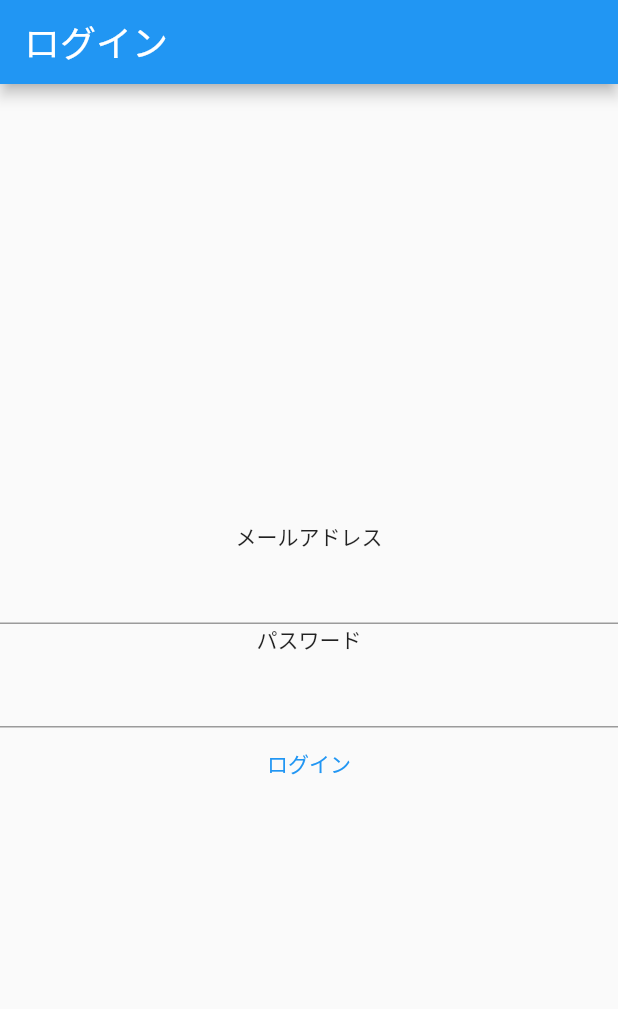
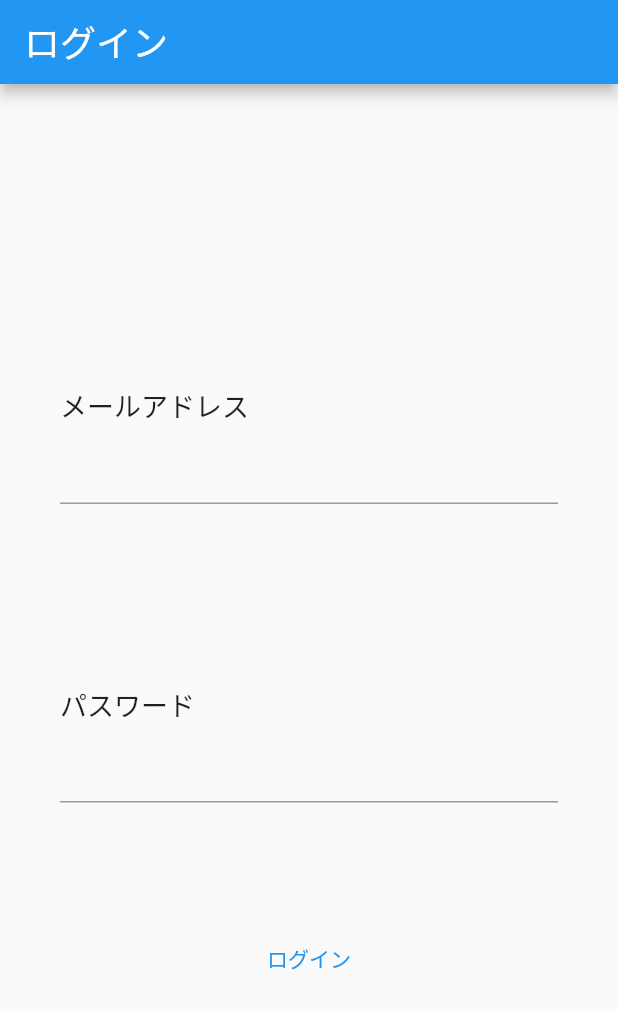
Before and after one commit to kikuchi-masahide/simple-todo, a Flutter app: the screen it shows after launch, on a phone screen of 412 x 824 dp. Shown: the top 1009 px of the screen. Run offline on Flutter 3.47's test engine with Material 2 defaults, Android fonts, the phone set to English and light mode, and no system bars.

Commit message:
ログイン画面の表示変更

```diff
--- a/flutter_app/lib/Model/DB/local_db.dart
+++ b/flutter_app/lib/Model/DB/local_db.dart
@@ -1,6 +1,6 @@
 import 'dart:convert';
 import 'dart:math';
-import 'package:flutter_app/Model/DB/db_proxy.dart';
+import 'package:flutter_app/model/db/db_proxy.dart';
 import 'package:path_provider/path_provider.dart';
 import 'dart:io';
 
--- a/flutter_app/lib/Model/Service/auth_service.dart
+++ b/flutter_app/lib/Model/Service/auth_service.dart
@@ -1,5 +1,5 @@
 import 'package:flutter/material.dart';
-import 'package:flutter_app/Model/DB/db_proxy.dart';
+import 'package:flutter_app/model/db/db_proxy.dart';
 
 class AuthService extends ChangeNotifier {
   final DBProxy _dbProxy;
--- a/flutter_app/lib/View/Login/login_view.dart
+++ b/flutter_app/lib/View/Login/login_view.dart
@@ -1,5 +1,8 @@
 import 'package:flutter/material.dart';
-import 'package:flutter_app/View/Login/login_view_model.dart';
+import 'package:flutter_app/view/component/box_alert.dart';
+import 'package:flutter_app/view/component/normal_button.dart';
+import 'package:flutter_app/view/component/normal_text_field.dart';
+import 'package:flutter_app/view/login/login_view_model.dart';
 import 'package:provider/provider.dart';
 
 class LoginView extends StatelessWidget {
@@ -20,19 +23,25 @@ class LoginView extends StatelessWidget {
           mainAxisSize: MainAxisSize.max,
           crossAxisAlignment: CrossAxisAlignment.center,
           children: [
-            const Text('メールアドレス'),
-            TextField(
-              controller: _emailController,
-            ),
-            const Text('パスワード'),
-            TextField(
-              controller: _passwordController,
-              obscureText: true,
-            ),
-            TextButton(
-              onPressed: () => _onLoginPressed(context),
-              child: const Text('ログイン'),
-            )
+            BoxAlert(context.select((LoginViewModel model) => model.message)),
+            NormalTextField(
+                _emailController,
+                'メールアドレス',
+                context
+                    .select((LoginViewModel model) => !model.loginProcessing)),
+            const Padding(padding: EdgeInsets.all(20.0)),
+            NormalTextField(
+                _passwordController,
+                'パスワード',
+                context
+                    .select((LoginViewModel model) => !model.loginProcessing),
+                true),
+            const Padding(padding: EdgeInsets.all(20.0)),
+            NormalButton('ログイン', () async {
+              _onLoginPressed(context);
+            },
+                context
+                    .select((LoginViewModel model) => !model.loginProcessing)),
           ],
         ),
       ),
@@ -43,15 +52,6 @@ class LoginView extends StatelessWidget {
   void _onLoginPressed(BuildContext context) async {
     await context
         .read<LoginViewModel>()
-        .login(context, _emailController.text, _passwordController.text)
-        .then((_) => showDialog(
-            context: context,
-            builder: (c) => const AlertDialog(
-                title: Text('ログイン成功'), content: Text('ログインに成功しました'))))
-        .catchError((e) => showDialog(
-            context: context,
-            builder: (c) => AlertDialog(
-                title: const Text('ログイン失敗'),
-                content: Text('ログインに失敗しました　エラー:$e'))));
+        .login(context, _emailController.text, _passwordController.text);
   }
 }
--- a/flutter_app/lib/View/Login/login_view_model.dart
+++ b/flutter_app/lib/View/Login/login_view_model.dart
@@ -1,15 +1,40 @@
 import 'package:flutter/material.dart';
-import 'package:flutter_app/Model/Service/auth_service.dart';
+import 'package:flutter_app/model/service/auth_service.dart';
 
 class LoginViewModel extends ChangeNotifier {
   final AuthService _authService;
 
-  LoginViewModel(this._authService);
+  ///ログイン処理中か否か
+  late bool _loginProcessing;
+
+  ///画面上部に表示するメッセージ
+  late String? _message;
+
+  LoginViewModel(this._authService) {
+    _loginProcessing = false;
+    _message = null;
+  }
 
   Future<void> login(
       BuildContext context, String email, String password) async {
-    final String token = await _authService.login(email, password);
+    _loginProcessing = true;
+    notifyListeners();
+    try {
+      await new Future.delayed(Duration(seconds: 3));
+      final String token = await _authService.login(email, password);
+      _message = 'ログインに成功しました';
+    } on FormatException catch (e) {
+      _message = '''ログインに失敗しました
+エラー:${e.message}''';
+    } finally {
+      _loginProcessing = false;
+      notifyListeners();
+    }
     //tokenを用いたページ遷移処理
     return;
   }
+
+  bool get loginProcessing => _loginProcessing;
+
+  String? get message => _message;
 }
--- a/flutter_app/lib/View/Login/login_view_provider.dart
+++ b/flutter_app/lib/View/Login/login_view_provider.dart
@@ -1,7 +1,7 @@
 import 'package:flutter/material.dart';
-import 'package:flutter_app/Model/Service/auth_service.dart';
-import 'package:flutter_app/View/Login/login_view.dart';
-import 'package:flutter_app/View/Login/login_view_model.dart';
+import 'package:flutter_app/model/service/auth_service.dart';
+import 'package:flutter_app/view/login/login_view.dart';
+import 'package:flutter_app/view/login/login_view_model.dart';
 import 'package:provider/provider.dart';
 
 class LoginViewProvider extends StatelessWidget {
--- /dev/null
+++ b/flutter_app/lib/View/component/normal_button.dart
@@ -0,0 +1,17 @@
+import 'package:flutter/material.dart';
+
+class NormalButton extends StatelessWidget {
+  final String _label;
+  final void Function() _onPushed;
+  final bool _available;
+
+  NormalButton(this._label, this._onPushed, this._available);
+
+  @override
+  Widget build(BuildContext context) {
+    return TextButton(
+      onPressed: _available ? _onPushed : null,
+      child: Text(_label),
+    );
+  }
+}
--- /dev/null
+++ b/flutter_app/lib/View/component/normal_text_field.dart
@@ -0,0 +1,26 @@
+import 'package:flutter/material.dart';
+
+class NormalTextField extends StatelessWidget{
+  final TextEditingController _controller;
+  final String _label;
+  final bool _enabled;
+  final bool _obscured;
+
+  NormalTextField(this._controller,this._label,this._enabled,[this._obscured = false]);
+
+  @override
+  Widget build(BuildContext context){
+    return Container(
+      padding: const EdgeInsets.all(40.0),
+     child:Column(
+        mainAxisAlignment: MainAxisAlignment.center,
+        mainAxisSize: MainAxisSize.max,
+        crossAxisAlignment: CrossAxisAlignment.start,
+        children: [
+          Text(_label,style: const TextStyle(fontSize: 18.0),),
+          TextField(controller: _controller,obscureText: _obscured,style: const TextStyle(fontSize: 24.0),enabled: _enabled,),
+        ],
+      ),
+    );
+  }
+}
```
Also changed, not shown: flutter_app/lib/View/component/box_alert.dart (added, +23 -0 lines), flutter_app/lib/main.dart (+4 -4 lines).
